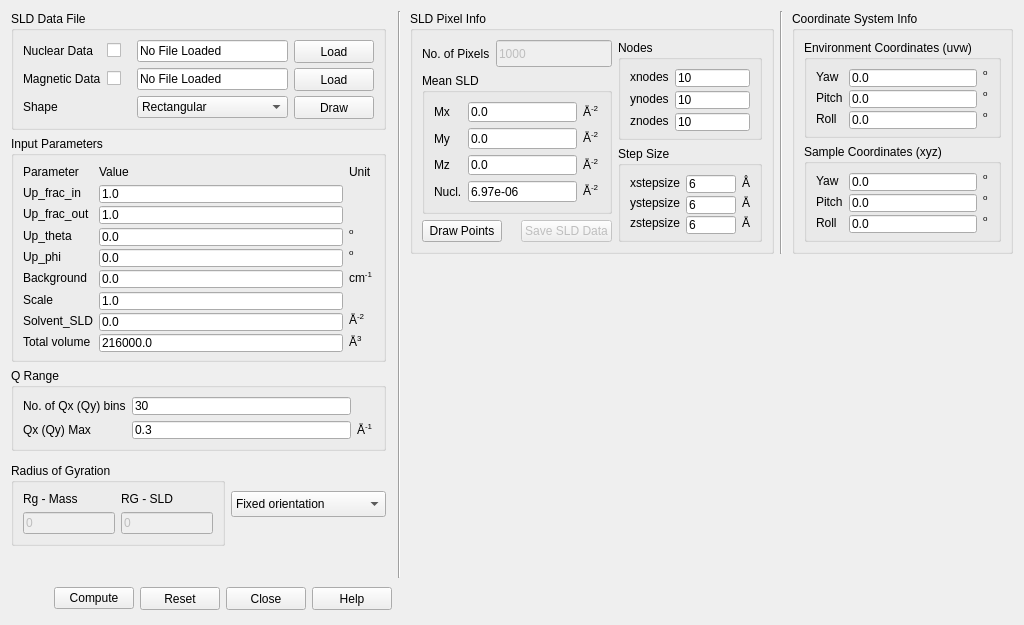
The window that src/sas/qtgui/Calculators/UI/GenericScatteringCalculator.ui (SasView/sasview) describes before a commit, drawn with Qt 5.
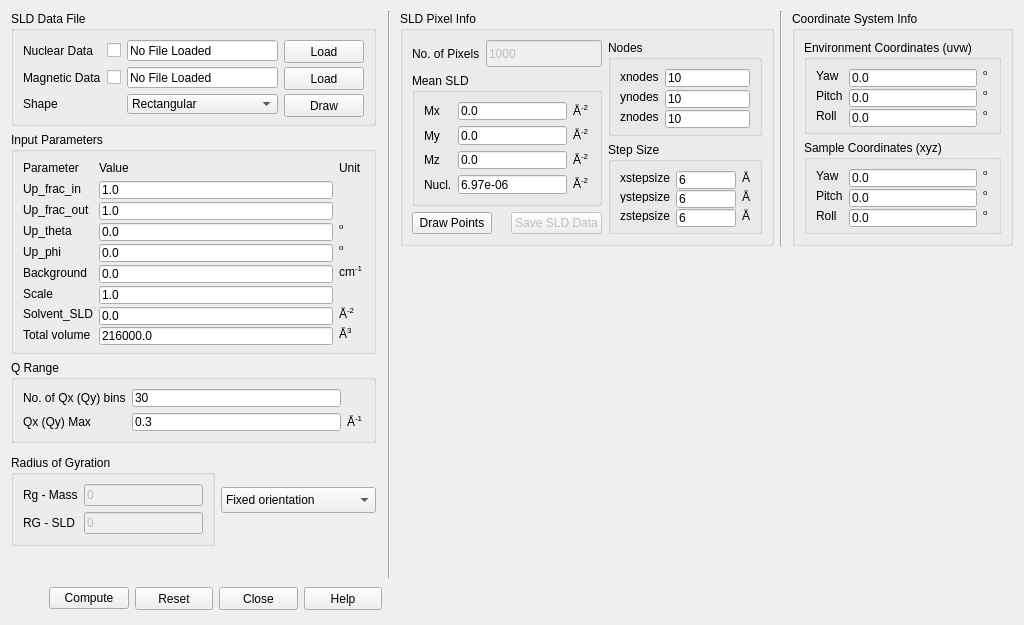
The same window after the commit. Icons and pictures are not drawn.

Commit message: Adjusted Rg Layout and added tooltips

```diff
--- a/src/sas/qtgui/Calculators/UI/GenericScatteringCalculator.ui
+++ b/src/sas/qtgui/Calculators/UI/GenericScatteringCalculator.ui
@@ -1973,26 +1973,6 @@
       <string>Radius of Gyration</string>
      </property>
      <layout class="QGridLayout" name="gridLayout_18">
-      <item row="1" column="1">
-       <widget class="QLineEdit" name="txtRgMass">
-        <property name="enabled">
-         <bool>false</bool>
-        </property>
-        <property name="text">
-         <string>0</string>
-        </property>
-       </widget>
-      </item>
-      <item row="0" column="2">
-       <widget class="QLabel" name="lblRG">
-        <property name="text">
-         <string>RG - SLD</string>
-        </property>
-       </widget>
-      </item>
-      <item row="2" column="0">
-       <layout class="QGridLayout" name="gridLayout_16"/>
-      </item>
       <item row="0" column="1">
        <widget class="QLabel" name="lblRgMass">
         <property name="text">
@@ -2000,6 +1980,16 @@
         </property>
        </widget>
       </item>
+      <item row="0" column="2">
+       <widget class="QLineEdit" name="txtRgMass">
+        <property name="enabled">
+         <bool>false</bool>
+        </property>
+        <property name="text">
+         <string>0</string>
+        </property>
+       </widget>
+      </item>
       <item row="1" column="2">
        <widget class="QLineEdit" name="txtRG">
         <property name="enabled">
@@ -2010,6 +2000,20 @@
         </property>
        </widget>
       </item>
+      <item row="2" column="0">
+       <layout class="QGridLayout" name="gridLayout_16"/>
+      </item>
+      <item row="1" column="1">
+       <widget class="QLabel" name="lblRG">
+        <property name="toolTip">
+         <string>Guinier Radius - Radius of Gyration based on Scattering Length Density 
+NOTE: Currently not impacted by Solvent SLD </string>
+        </property>
+        <property name="text">
+         <string>RG - SLD</string>
+        </property>
+       </widget>
+      </item>
      </layout>
     </widget>
    </item>
```
Left out of the diff: 3 changed lines with no effect on the pictures. The commit also changes 1 other file.
